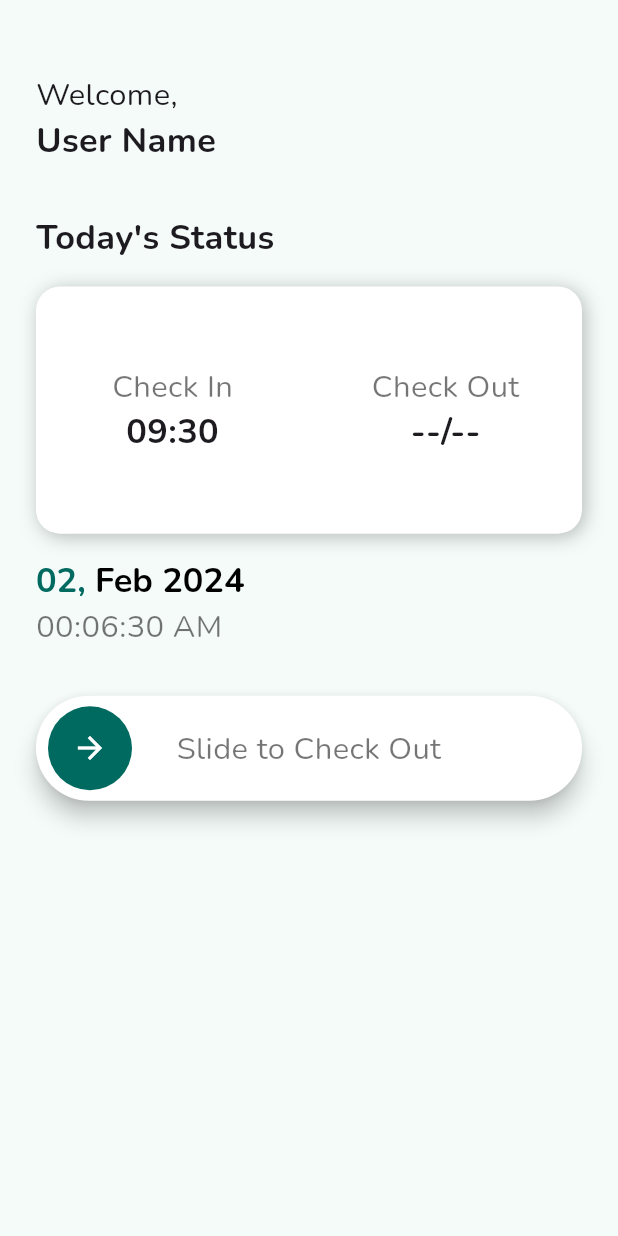
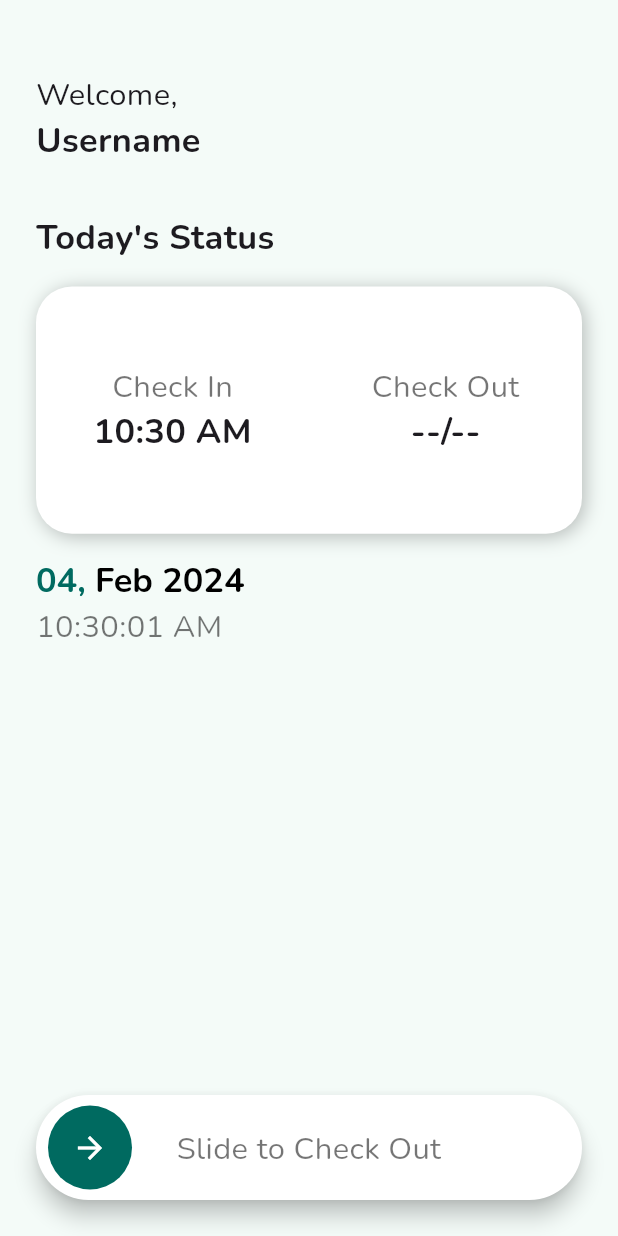
Before and after one commit to dizayn3r/Attendance-App, a Flutter app: the TodayScreen screen opened directly, on a phone screen of 412 x 824 dp. Run offline on Flutter 3.47's test engine with Material 3 defaults, Android fonts, the phone set to English and light mode, and no system bars; drawn by our look-alikes of slide_to_act; our stand-ins replace firebase_auth, firebase_core, font_awesome_flutter, google_fonts; accounts and stored records are empty.

```diff
--- /dev/null
+++ b/lib/models/user.dart
@@ -0,0 +1,3 @@
+class User {
+  static String username = "Username";
+}
--- /dev/null
+++ b/lib/services/auth_service.dart
@@ -0,0 +1,6 @@
+class AuthService {
+  static final AuthService instance = AuthService._internal();
+
+  factory AuthService() => instance;
+  AuthService._internal();
+}
--- a/lib/today_screen.dart
+++ b/lib/ui/screens/today/today_screen.dart
@@ -1,6 +1,10 @@
 import 'package:flutter/material.dart';
 import 'package:google_fonts/google_fonts.dart';
+import 'package:intl/intl.dart';
 import 'package:slide_to_act/slide_to_act.dart';
+
+import '../../../models/user.dart';
+import '../../../widgets/time_tile.dart';
 
 class TodayScreen extends StatefulWidget {
   const TodayScreen({super.key});
@@ -12,6 +16,26 @@ class TodayScreen extends StatefulWidget {
 class _TodayScreenState extends State<TodayScreen> {
   double screenWidth = 0;
   double screenHeight = 0;
+  DateTime? clockInTime;
+  DateTime? clockOutTime;
+
+  void clockIn() {
+    setState(() {
+      clockInTime = DateTime.now();
+    });
+  }
+
+  void clockOut() {
+    setState(() {
+      clockOutTime = DateTime.now();
+    });
+  }
+
+  @override
+  void initState() {
+    clockIn();
+    super.initState();
+  }
 
   @override
   Widget build(BuildContext context) {
@@ -27,7 +51,7 @@ class _TodayScreenState extends State<TodayScreen> {
                 alignment: Alignment.centerLeft,
                 margin: const EdgeInsets.only(top: 24.0),
                 child: Text(
-                  "Welcome,",
+                  "Welcome, ",
                   style: TextStyle(
                     fontSize: screenWidth / 20,
                     fontWeight: FontWeight.normal,
@@ -37,7 +61,7 @@ class _TodayScreenState extends State<TodayScreen> {
               Container(
                 alignment: Alignment.centerLeft,
                 child: Text(
-                  "User Name",
+                  User.username ?? "",
                   style: TextStyle(
                     fontSize: screenWidth / 18,
                     fontWeight: FontWeight.bold,
@@ -60,7 +84,7 @@ class _TodayScreenState extends State<TodayScreen> {
                 margin: const EdgeInsets.symmetric(vertical: 16.0),
                 decoration: BoxDecoration(
                   color: Colors.white,
-                  borderRadius: BorderRadius.circular(16.0),
+                  borderRadius: BorderRadius.circular(24.0),
                   boxShadow: const [
                     BoxShadow(
                       color: Colors.black26,
@@ -87,7 +111,9 @@ class _TodayScreenState extends State<TodayScreen> {
                             ),
                           ),
                           Text(
-                            "09:30",
+                            clockInTime != null
+                                ? DateFormat("hh:mm a").format(clockInTime!)
+                                : "--/--",
                             style: TextStyle(
                               fontSize: screenWidth / 18,
                               fontWeight: FontWeight.bold,
@@ -110,7 +136,9 @@ class _TodayScreenState extends State<TodayScreen> {
                             ),
                           ),
                           Text(
-                            "--/--",
+                            clockOutTime != null
+                                ? DateFormat("hh:mm a").format(clockOutTime!)
+                                : "--/--",
                             style: TextStyle(
                               fontSize: screenWidth / 18,
                               fontWeight: FontWeight.bold,
@@ -126,7 +154,7 @@ class _TodayScreenState extends State<TodayScreen> {
                 alignment: Alignment.centerLeft,
                 child: RichText(
                   text: TextSpan(
-                      text: "02, ",
+                      text: "${DateFormat("dd").format(DateTime.now())}, ",
                       style: GoogleFonts.nunito(
                         color: Theme.of(context).colorScheme.primary,
                         fontSize: screenWidth / 18,
@@ -134,7 +162,7 @@ class _TodayScreenState extends State<TodayScreen> {
                       ),
                       children: [
                         TextSpan(
-                          text: "Feb 2024",
+                          text: DateFormat("MMM yyyy").format(DateTime.now()),
                           style: GoogleFonts.nunito(
                             color: Colors.black,
                             fontSize: screenWidth / 18,
@@ -144,19 +172,12 @@ class _TodayScreenState extends State<TodayScreen> {
                       ]),
                 ),
               ),
-              Container(
-                alignment: Alignment.centerLeft,
-                child: Text(
-                  "00:06:30 AM",
-                  style: TextStyle(
-                    color: Colors.black54,
-                    fontSize: screenWidth / 20,
-                    fontWeight: FontWeight.normal,
-                  ),
-                ),
-              ),
-              Container(
-                margin: EdgeInsets.only(top: 32),
+              const TimeTile(),
+              const Spacer(),
+              Visibility(
+                visible: clockOutTime == null,
+                child: Container(
+                  margin: const EdgeInsets.only(top: 32),
                   child: Builder(
                     builder: (context) {
                       final GlobalKey<SlideActionState> key = GlobalKey();
@@ -164,17 +185,21 @@ class _TodayScreenState extends State<TodayScreen> {
                         key: key,
                         outerColor: Colors.white,
                         innerColor: Theme.of(context).colorScheme.primary,
+                        animationDuration: const Duration(milliseconds: 500),
                         text: "Slide to Check Out",
                         textStyle: TextStyle(
                           fontSize: screenWidth / 20,
                           color: Colors.black54,
                           fontWeight: FontWeight.normal,
                         ),
-                      onSubmit: () {
-                        key.currentState!.reset();
+                        onSubmit: () async {
+                          // key.currentState!.reset();
+                          clockOut();
+                          return null;
                         },
                       );
                     },
+                  ),
                 ),
               ),
             ],
--- /dev/null
+++ b/lib/widgets/time_tile.dart
@@ -0,0 +1,27 @@
+import 'package:flutter/material.dart';
+import 'package:intl/intl.dart';
+
+class TimeTile extends StatelessWidget {
+  const TimeTile({super.key});
+
+  @override
+  Widget build(BuildContext context) {
+    double screenWidth = MediaQuery.of(context).size.width;
+    return StreamBuilder(
+      stream: Stream.periodic(const Duration(milliseconds: 500)),
+      builder: (context, snapshot) {
+        return Container(
+          alignment: Alignment.centerLeft,
+          child: Text(
+            DateFormat("hh:mm:ss a").format(DateTime.now()),
+            style: TextStyle(
+              color: Colors.black54,
+              fontSize: screenWidth / 20,
+              fontWeight: FontWeight.normal,
+            ),
+          ),
+        );
+      },
+    );
+  }
+}
--- a/pubspec.yaml
+++ b/pubspec.yaml
@@ -39,6 +39,9 @@ dependencies:
   flutter_keyboard_visibility: ^6.0.0
   font_awesome_flutter: ^10.7.0
   slide_to_act: ^2.0.2
+  intl: ^0.19.0
+  firebase_auth: ^4.17.3
+  firebase_core: ^2.25.3
 
 dev_dependencies:
   flutter_test:
```
Also changed, not shown: lib/calender_screen.dart (deleted, +0 -16 lines), lib/main.dart (+10 -3 lines), lib/services/auth_methods.dart (added, +66 -0 lines), lib/ui/screens/calender/calender_screen.dart (added, +86 -0 lines), lib/ui/screens/home/home_screen.dart (renamed from lib/home_screen.dart, +4 -4 lines), lib/ui/screens/login/login_screen.dart (renamed from lib/login_screen.dart, +20 -18 lines), lib/ui/screens/login/moduleWidgets/login_form.dart (added, +42 -0 lines), lib/ui/screens/signUp/moduleWidget/sign_up_form.dart (added, +88 -0 lines), lib/ui/screens/signUp/sign_up_screen.dart (added, +55 -0 lines), lib/useCases/navigation/navigate.dart (added, +34 -0 lines), lib/utils/showSnackBar.dart (added, +12 -0 lines), lib/firebase_options.dart (added), lib/ui/screens/profile/profile_screen.dart (renamed from lib/profile_screen.dart), pubspec.lock, 9 other files. Lines whose indentation alone changed are shown as unchanged.
